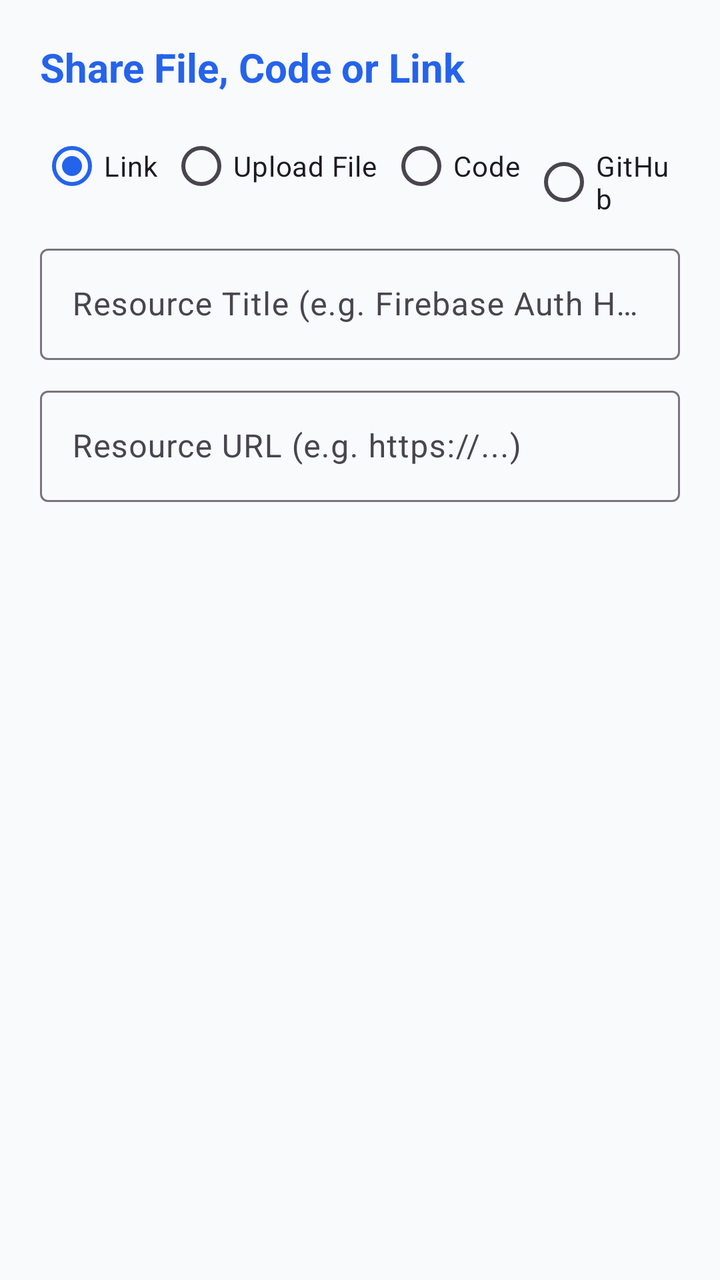
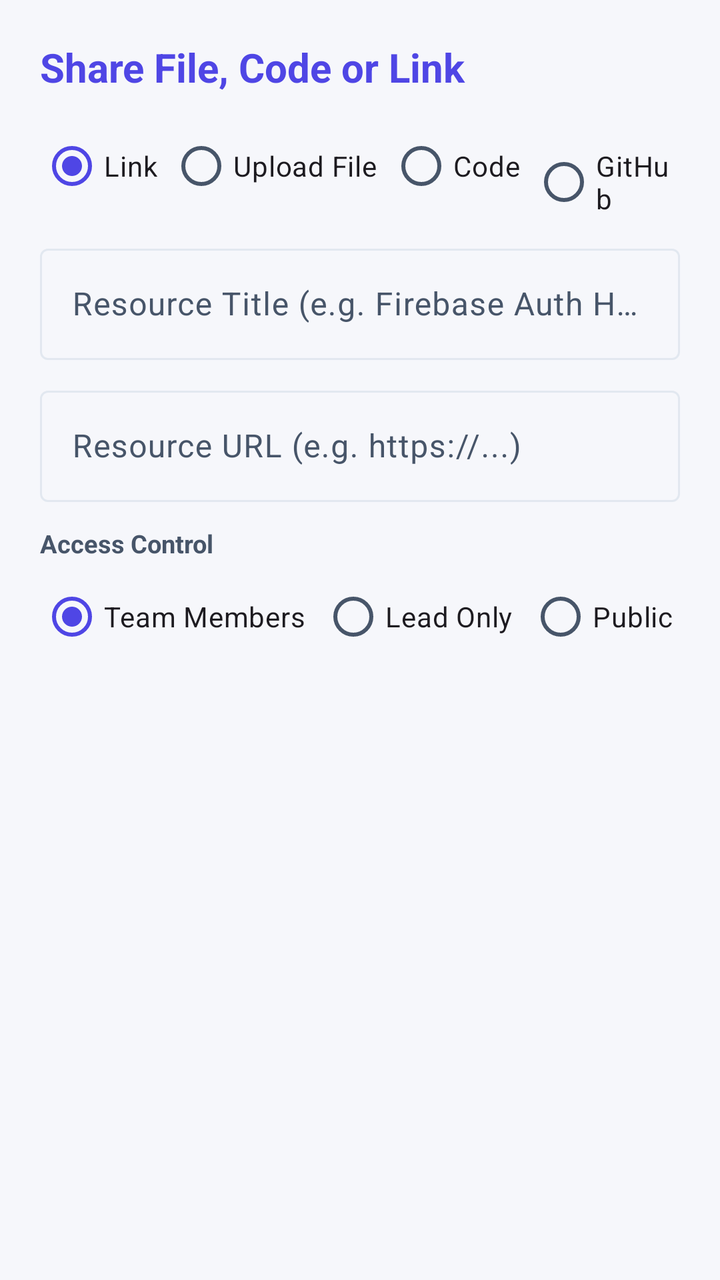

Compare the two renders of this Android layout. The source of the first and the diff that turns it into the second are given below.
<!-- AndroidManifest.xml: application theme Theme.ProjectHub -->
<!-- res/layout/dialog_add_file.xml -->
<?xml version="1.0" encoding="utf-8"?>
<LinearLayout 
    xmlns:android="http://schemas.android.com/apk/res/android"
    android:layout_width="match_parent"
    android:layout_height="wrap_content"
    android:orientation="vertical"
    android:padding="20dp">

    <TextView
        android:layout_width="wrap_content"
        android:layout_height="wrap_content"
        android:text="Share File, Code or Link"
        android:textSize="20sp"
        android:textStyle="bold"
        android:textColor="@color/primary" />

    
    <RadioGroup
        android:id="@+id/rgResourceType"
        android:layout_width="match_parent"
        android:layout_height="wrap_content"
        android:orientation="horizontal"
        android:layout_marginTop="12dp">

        <RadioButton
            android:id="@+id/rbTypeLink"
            android:layout_width="wrap_content"
            android:layout_height="wrap_content"
            android:text="Link"
            android:checked="true" />

        <RadioButton
            android:id="@+id/rbTypeDeviceFile"
            android:layout_width="wrap_content"
            android:layout_height="wrap_content"
            android:text="Upload File"
            android:layout_marginStart="6dp" />

        <RadioButton
            android:id="@+id/rbTypeCode"
            android:layout_width="wrap_content"
            android:layout_height="wrap_content"
            android:text="Code"
            android:layout_marginStart="6dp" />

        <RadioButton
            android:id="@+id/rbTypeGitHub"
            android:layout_width="wrap_content"
            android:layout_height="wrap_content"
            android:text="GitHub"
            android:layout_marginStart="6dp" />
    </RadioGroup>

    <com.google.android.material.textfield.TextInputLayout
        android:layout_width="match_parent"
        android:layout_height="wrap_content"
        android:layout_marginTop="12dp"
        style="@style/Widget.Material3.TextInputLayout.OutlinedBox">

        <com.google.android.material.textfield.TextInputEditText
            android:id="@+id/etFileName"
            android:layout_width="match_parent"
            android:layout_height="wrap_content"
            android:hint="Resource Title (e.g. Firebase Auth Helper / Figma)" />
    </com.google.android.material.textfield.TextInputLayout>

    
    <com.google.android.material.textfield.TextInputLayout
        android:id="@+id/tilFileUrl"
        android:layout_width="match_parent"
        android:layout_height="wrap_content"
        android:layout_marginTop="10dp"
        style="@style/Widget.Material3.TextInputLayout.OutlinedBox">

        <com.google.android.material.textfield.TextInputEditText
            android:id="@+id/etFileUrl"
            android:layout_width="match_parent"
            android:layout_height="wrap_content"
            android:hint="Resource URL (e.g. https://...)"
            android:inputType="textUri" />
    </com.google.android.material.textfield.TextInputLayout>

    
    <com.google.android.material.textfield.TextInputLayout
        android:id="@+id/tilFileLang"
        android:layout_width="match_parent"
        android:layout_height="wrap_content"
        android:layout_marginTop="10dp"
        style="@style/Widget.Material3.TextInputLayout.OutlinedBox"
        android:visibility="gone">

        <com.google.android.material.textfield.TextInputEditText
            android:id="@+id/etFileLang"
            android:layout_width="match_parent"
            android:layout_height="wrap_content"
            android:hint="Language (e.g. Java, Kotlin, Python, XML)" />
    </com.google.android.material.textfield.TextInputLayout>

    
    <com.google.android.material.textfield.TextInputLayout
        android:id="@+id/tilFileSnippet"
        android:layout_width="match_parent"
        android:layout_height="wrap_content"
        android:layout_marginTop="10dp"
        style="@style/Widget.Material3.TextInputLayout.OutlinedBox"
        android:visibility="gone">

        <com.google.android.material.textfield.TextInputEditText
            android:id="@+id/etFileSnippet"
            android:layout_width="match_parent"
            android:layout_height="wrap_content"
            android:hint="Paste Code Snippet here..."
            android:fontFamily="monospace"
            android:inputType="textMultiLine"
            android:minLines="3" />
    </com.google.android.material.textfield.TextInputLayout>

    
    <LinearLayout
        android:id="@+id/layoutDeviceFile"
        android:layout_width="match_parent"
        android:layout_height="wrap_content"
        android:orientation="vertical"
        android:layout_marginTop="10dp"
        android:visibility="gone">

        <com.google.android.material.button.MaterialButton
            android:id="@+id/btnPickDeviceFile"
            style="@style/Widget.Material3.Button.TonalButton"
            android:layout_width="match_parent"
            android:layout_height="48dp"
            android:text="📁 Choose Document / Image"
            android:textSize="13sp" />

        <TextView
            android:id="@+id/tvSelectedFileStatus"
            android:layout_width="match_parent"
            android:layout_height="wrap_content"
            android:layout_marginTop="6dp"
            android:textColor="@color/text_secondary"
            android:textSize="12sp"
            android:text="No file selected yet" />

        <ProgressBar
            android:id="@+id/pbUploadStorage"
            style="?android:attr/progressBarStyleHorizontal"
            android:layout_width="match_parent"
            android:layout_height="6dp"
            android:layout_marginTop="8dp"
            android:max="100"
            android:visibility="gone" />

        <TextView
            android:id="@+id/tvUploadStoragePercent"
            android:layout_width="wrap_content"
            android:layout_height="wrap_content"
            android:layout_marginTop="2dp"
            android:textSize="11sp"
            android:textColor="@color/primary"
            android:visibility="gone"
            android:text="Uploading: 0%" />
    </LinearLayout>

</LinearLayout>
<!-- resources referenced by this layout -->
<resources>
  <color name="primary">#2563EB</color>
  <color name="text_secondary">#64748B</color>
  <style name="Theme.ProjectHub" parent="Theme.Material3.DayNight.NoActionBar">
          <item name="colorPrimary">@color/primary</item>
          <item name="colorPrimaryDark">@color/primary_dark</item>
          <item name="colorSecondary">@color/accent</item>
          <item name="android:statusBarColor">@color/primary_dark</item>
          <item name="android:windowBackground">@color/background</item>
      </style>
  <color name="primary_dark">#1D4ED8</color>
  <color name="accent">#0D9488</color>
  <color name="background">#F8FAFC</color>
</resources>

<!-- the commit's change to res/layout/dialog_add_file.xml (unified diff, before → after) -->
@@ -129,7 +129,7 @@
             style="@style/Widget.Material3.Button.TonalButton"
             android:layout_width="match_parent"
             android:layout_height="48dp"
-            android:text="📁 Choose Document / Image"
+            android:text="Choose Document / Image"
             android:textSize="13sp" />
 
         <TextView
@@ -161,4 +161,43 @@
             android:text="Uploading: 0%" />
     </LinearLayout>
 
+    
+    <TextView
+        android:layout_width="wrap_content"
+        android:layout_height="wrap_content"
+        android:layout_marginTop="12dp"
+        android:text="Access Control"
+        android:textSize="12.5sp"
+        android:textStyle="bold"
+        android:textColor="@color/text_secondary" />
+
+    <RadioGroup
+        android:id="@+id/rgFileAccessLevel"
+        android:layout_width="match_parent"
+        android:layout_height="wrap_content"
+        android:orientation="horizontal"
+        android:layout_marginTop="4dp">
+
+        <RadioButton
+            android:id="@+id/rbAccessMembers"
+            android:layout_width="wrap_content"
+            android:layout_height="wrap_content"
+            android:text="Team Members"
+            android:checked="true" />
+
+        <RadioButton
+            android:id="@+id/rbAccessLead"
+            android:layout_width="wrap_content"
+            android:layout_height="wrap_content"
+            android:layout_marginStart="8dp"
+            android:text="Lead Only" />
+
+        <RadioButton
+            android:id="@+id/rbAccessPublic"
+            android:layout_width="wrap_content"
+            android:layout_height="wrap_content"
+            android:layout_marginStart="8dp"
+            android:text="Public" />
+    </RadioGroup>
+
 </LinearLayout>
<!-- resource entries referenced after the edit -->
@@ -1,16 +1,63 @@
 <!-- resources referenced by this layout -->
 <resources>
-  <color name="primary">#2563EB</color>
-  <color name="text_secondary">#64748B</color>
+  <color name="primary">#4F46E5</color>
+  <color name="text_secondary">#475569</color>
   <style name="Theme.ProjectHub" parent="Theme.Material3.DayNight.NoActionBar">
+          
           <item name="colorPrimary">@color/primary</item>
-          <item name="colorPrimaryDark">@color/primary_dark</item>
+          <item name="colorOnPrimary">@color/on_primary</item>
+          <item name="colorPrimaryContainer">@color/primary_light</item>
+          <item name="colorOnPrimaryContainer">@color/on_primary_container</item>
+  
+          
           <item name="colorSecondary">@color/accent</item>
-          <item name="android:statusBarColor">@color/primary_dark</item>
+          <item name="colorOnSecondary">@color/on_accent</item>
+          <item name="colorSecondaryContainer">@color/primary_light</item>
+          <item name="colorOnSecondaryContainer">@color/on_primary_container</item>
+  
+          
+          <item name="colorTertiary">@color/accent</item>
+          <item name="colorOnTertiary">@color/on_accent</item>
+          <item name="colorTertiaryContainer">@color/accent_light</item>
+          <item name="colorOnTertiaryContainer">@color/on_accent_container</item>
+  
+          
+          <item name="colorSurface">@color/surface</item>
+          <item name="colorOnSurface">@color/text_primary</item>
+          <item name="colorSurfaceVariant">@color/surface_variant</item>
+          <item name="colorOnSurfaceVariant">@color/text_secondary</item>
+          <item name="colorSurfaceContainerLowest">@color/surface</item>
+          <item name="colorSurfaceContainerLow">@color/background</item>
+          <item name="colorSurfaceContainer">@color/surface</item>
+          <item name="colorSurfaceContainerHigh">@color/surface_variant</item>
+          <item name="colorSurfaceContainerHighest">@color/surface_variant</item>
+          <item name="colorOutline">@color/divider</item>
+          <item name="colorOutlineVariant">@color/divider</item>
+  
+          
+          <item name="colorError">@color/priority_urgent</item>
+          <item name="colorOnError">@color/on_primary</item>
+  
+          
           <item name="android:windowBackground">@color/background</item>
+          <item name="android:statusBarColor">@color/surface</item>
+          <item name="android:windowLightStatusBar">true</item>
+          <item name="android:navigationBarColor">@color/surface</item>
+          <item name="android:textColorPrimary">@color/text_primary</item>
+          <item name="android:textColorSecondary">@color/text_secondary</item>
       </style>
-  <color name="primary_dark">#1D4ED8</color>
-  <color name="accent">#0D9488</color>
-  <color name="background">#F8FAFC</color>
+  <color name="on_primary">#FFFFFF</color>
+  <color name="primary_light">#EEF2FF</color>
+  <color name="on_primary_container">#312E81</color>
+  <color name="accent">#059669</color>
+  <color name="on_accent">#FFFFFF</color>
+  <color name="accent_light">#ECFDF5</color>
+  <color name="on_accent_container">#065F46</color>
+  <color name="surface">#FFFFFF</color>
+  <color name="text_primary">#0F172A</color>
+  <color name="surface_variant">#EEF0F8</color>
+  <color name="background">#F6F7FB</color>
+  <color name="divider">#E2E8F0</color>
+  <color name="priority_urgent">#DC2626</color>
 </resources>
 
